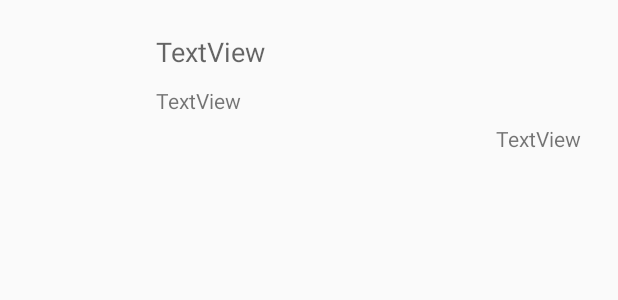
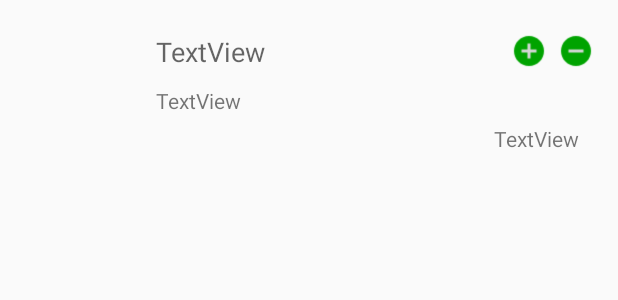
Before and after one commit to kimbbo96/SeatEat, an Android app: the layout activity_food_scrolling.xml on its own in the app's theme, with its tools: preview values and no code run, on a phone screen of 412 x 824 dp. Shown: the top 300 px of the screen. Run offline under Robolectric (Android 15) with nearby library versions, the phone set to English and light mode, and no system bars.

Commit message:
two more buttons

```diff
--- a/app/src/main/res/layout/activity_food_scrolling.xml
+++ b/app/src/main/res/layout/activity_food_scrolling.xml
@@ -58,17 +58,42 @@
 
         <TextView
             android:id="@+id/foodPrice"
-            android:layout_width="wrap_content"
+            android:layout_width="0dp"
             android:layout_height="wrap_content"
             android:layout_marginStart="321dp"
             android:layout_marginTop="74dp"
-            android:layout_marginEnd="16dp"
             android:layout_marginBottom="12dp"
             android:text="TextView"
             app:layout_constraintBottom_toBottomOf="parent"
-            app:layout_constraintEnd_toEndOf="parent"
+            app:layout_constraintEnd_toEndOf="@+id/imageButton2"
             app:layout_constraintStart_toStartOf="parent"
             app:layout_constraintTop_toTopOf="parent" />
+
+        <ImageButton
+            android:id="@+id/addFoodButton"
+            android:layout_width="24dp"
+            android:layout_height="24dp"
+            android:layout_marginStart="8dp"
+            android:padding="0dp"
+            android:scaleType="centerCrop"
+            app:layout_constraintStart_toEndOf="@+id/foodName"
+            app:layout_constraintTop_toTopOf="@+id/foodName"
+            app:srcCompat="@drawable/add_circle_black"
+            android:tint="@color/colorPrimaryDark" />
+
+        <ImageButton
+            android:id="@+id/removeFoodButton"
+            android:layout_width="24dp"
+            android:layout_height="24dp"
+            android:layout_marginStart="8dp"
+            android:layout_marginEnd="8dp"
+            android:padding="0dp"
+            android:scaleType="centerCrop"
+            app:layout_constraintEnd_toEndOf="parent"
+            app:layout_constraintStart_toEndOf="@+id/imageButton"
+            app:layout_constraintTop_toTopOf="@+id/foodName"
+            app:srcCompat="@drawable/remove_circle_black"
+            android:tint="@color/colorPrimaryDark" />
 
 
     </android.support.constraint.ConstraintLayout>
```
Also changed, not shown: app/src/main/res/drawable/add_circle_black.png (added), app/src/main/res/drawable/remove_circle_black.png (added).
